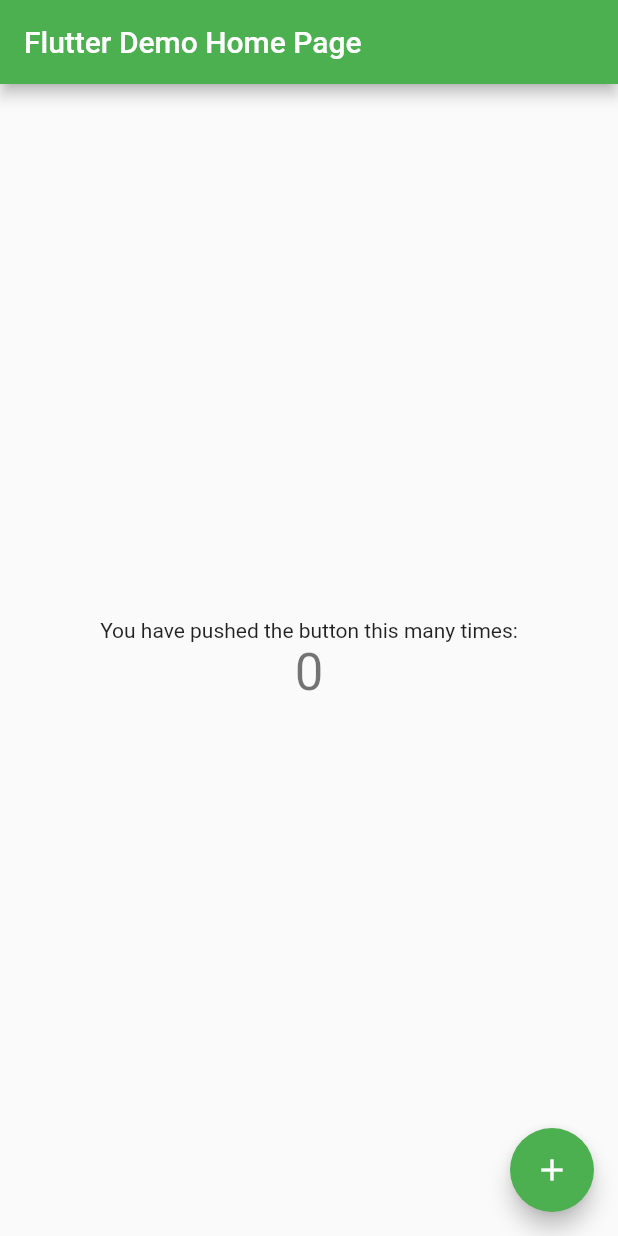
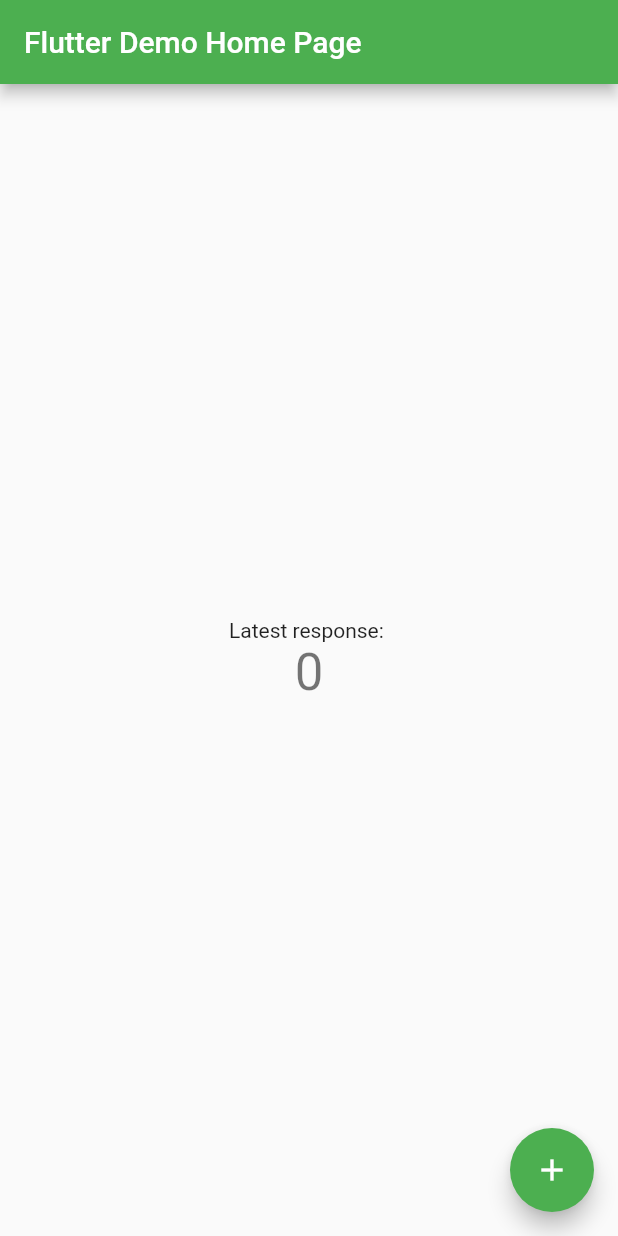
Before and after one commit to Raverbury/Flutter-bloc-test, a Flutter app: the screen it shows after launch, after a tap on the "add" icon, on a phone screen of 412 x 824 dp. Run offline on Flutter 3.47's test engine with Material 2 defaults, Android fonts, the phone set to English and light mode, and no system bars; our stand-ins replace equatable, flutter_bloc; network calls fail.

Commit message:
Added bloc pattern for fetching data

```diff
--- /dev/null
+++ b/lib/bloc.dart
@@ -0,0 +1,26 @@
+import 'package:flutter_bloc/flutter_bloc.dart';
+import 'package:test/event.dart';
+import 'package:test/state.dart';
+import 'package:http/http.dart' as http;
+
+class APIBloc extends Bloc<APIEvent, APIState> {
+  APIBloc() : super(const DataFetched(statusCode: 0));
+
+  List<int> latestResponse = [];
+  int get response => latestResponse.first;
+
+  @override
+  Stream<APIState> mapEventToState(APIEvent event) async* {
+    if (event is FetchData) {
+      if (latestResponse.isNotEmpty) latestResponse.removeLast();
+      latestResponse.add(await fetchData());
+      yield DataFetched(statusCode: response);
+    }
+  }
+
+  Future<int> fetchData() async {
+    final raw = await http
+        .get(Uri.parse('https://danganhapi.herokuapp.com/api/temperature'));
+    return raw.statusCode;
+  }
+}
--- a/lib/event.dart
+++ b/lib/event.dart
@@ -7,13 +7,12 @@ abstract class APIEvent extends Equatable {
   List<Object> get props => [];
 }
 
-class FetchEvent extends APIEvent {
-  final int statusCode;
-  const FetchEvent(this.statusCode);
+class FetchData extends APIEvent {
+  const FetchData();
 
   @override
-  List<Object> get props => [statusCode];
+  List<Object> get props => [];
 
   @override
-  String toString() => 'FetchEvent: {$statusCode}';
+  String toString() => 'FetchData event dispatched';
 }
--- a/lib/main.dart
+++ b/lib/main.dart
@@ -1,6 +1,8 @@
 import 'package:flutter/material.dart';
 import 'package:flutter_bloc/flutter_bloc.dart';
-import 'package:http/http.dart' as http;
+import 'package:test/bloc.dart';
+import 'package:test/event.dart';
+import 'package:test/state.dart';
 
 void main() {
   Bloc.observer = SimpleBlocObserver();
@@ -33,22 +35,15 @@ class MyApp extends StatelessWidget {
   // This widget is the root of your application.
   @override
   Widget build(BuildContext context) {
-    return MaterialApp(
+    return BlocProvider(
+        create: (_) => APIBloc(),
+        child: MaterialApp(
           title: 'Flutter Demo',
           theme: ThemeData(
-        // This is the theme of your application.
-        //
-        // Try running your application with "flutter run". You'll see the
-        // application has a blue toolbar. Then, without quitting the app, try
-        // changing the primarySwatch below to Colors.green and then invoke
-        // "hot reload" (press "r" in the console where you ran "flutter run",
-        // or simply save your changes to "hot reload" in a Flutter IDE).
-        // Notice that the counter didn't reset back to zero; the application
-        // is not restarted.
             primarySwatch: Colors.green,
           ),
           home: const MyHomePage(title: 'Flutter Demo Home Page'),
-    );
+        ));
   }
 }
 
@@ -71,72 +66,33 @@ class MyHomePage extends StatefulWidget {
 }
 
 class _MyHomePageState extends State<MyHomePage> {
-  int _counter = 0;
-
-  Future<int> _fetchData() async {
-    final raw = await http
-        .get(Uri.parse('https://danganhapi.herokuapp.com/api/temperature'));
-    return raw.statusCode;
-  }
-
-  void _incrementCounter() async {
-    int statusCode = await _fetchData();
-    setState(() {
-      // This call to setState tells the Flutter framework that something has
-      // changed in this State, which causes it to rerun the build method below
-      // so that the display can reflect the updated values. If we changed
-      // _counter without calling setState(), then the build method would not be
-      // called again, and so nothing would appear to happen.
-      _counter = statusCode;
-    });
-  }
-
   @override
   Widget build(BuildContext context) {
-    // This method is rerun every time setState is called, for instance as done
-    // by the _incrementCounter method above.
-    //
-    // The Flutter framework has been optimized to make rerunning build methods
-    // fast, so that you can just rebuild anything that needs updating rather
-    // than having to individually change instances of widgets.
     return Scaffold(
       appBar: AppBar(
-        // Here we take the value from the MyHomePage object that was created by
-        // the App.build method, and use it to set our appbar title.
         title: Text(widget.title),
       ),
       body: Center(
-        // Center is a layout widget. It takes a single child and positions it
-        // in the middle of the parent.
         child: Column(
-          // Column is also a layout widget. It takes a list of children and
-          // arranges them vertically. By default, it sizes itself to fit its
-          // children horizontally, and tries to be as tall as its parent.
-          //
-          // Invoke "debug painting" (press "p" in the console, choose the
-          // "Toggle Debug Paint" action from the Flutter Inspector in Android
-          // Studio, or the "Toggle Debug Paint" command in Visual Studio Code)
-          // to see the wireframe for each widget.
-          //
-          // Column has various properties to control how it sizes itself and
-          // how it positions its children. Here we use mainAxisAlignment to
-          // center the children vertically; the main axis here is the vertical
-          // axis because Columns are vertical (the cross axis would be
-          // horizontal).
           mainAxisAlignment: MainAxisAlignment.center,
           children: <Widget>[
             const Text(
-              'You have pushed the button this many times:',
+              'Latest response: ',
             ),
-            Text(
-              '$_counter',
+            BlocBuilder<APIBloc, APIState>(builder: (_, apiState) {
+              int response = apiState.statusCode;
+              return Text(
+                '$response',
                 style: Theme.of(context).textTheme.headline4,
-            ),
+              );
+            })
           ],
         ),
       ),
       floatingActionButton: FloatingActionButton(
-        onPressed: _incrementCounter,
+        onPressed: () {
+          BlocProvider.of<APIBloc>(context).add(const FetchData());
+        },
         tooltip: 'Increment',
         child: const Icon(Icons.add),
       ), // This trailing comma makes auto-formatting nicer for build methods.
--- a/lib/state.dart
+++ b/lib/state.dart
@@ -2,13 +2,13 @@ abstract class APIState {
   final int statusCode;
   const APIState({required this.statusCode});
 
-  @override
+  // @override
   List<Object> get props => [];
 }
 
 class DataFetched extends APIState {
-  final int statusCode;
-  const DataFetched({required this.statusCode}) : super(statusCode: statusCode);
+  // final int statusCode;
+  const DataFetched({required statusCode}) : super(statusCode: statusCode);
 
   @override
   List<Object> get props => [statusCode];
```
Lines whose indentation alone changed are shown as unchanged.
